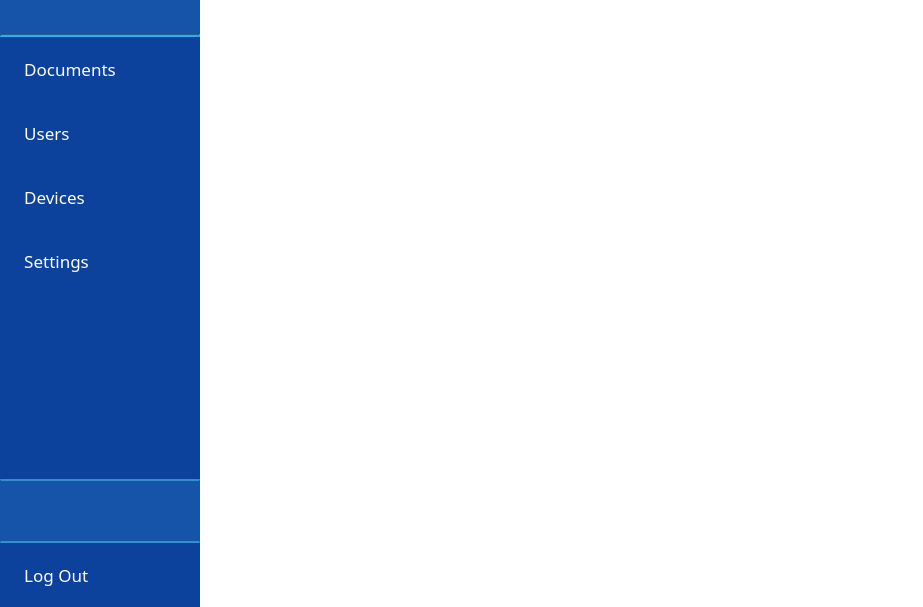
Above: parsec/core/gui/forms/main_window.ui from Scille/parsec-cloud before the change. Below: the same form after it.
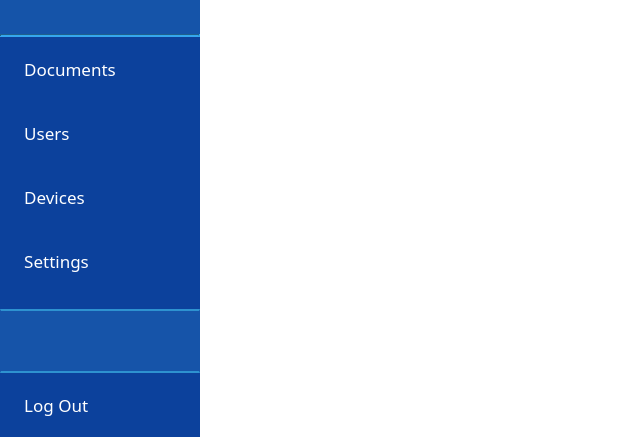
That is the form after the change. Icons and pictures are not drawn.

```diff
--- a/parsec/core/gui/forms/main_window.ui
+++ b/parsec/core/gui/forms/main_window.ui
@@ -6,8 +6,8 @@
    <rect>
     <x>0</x>
     <y>0</y>
-    <width>923</width>
-    <height>607</height>
+    <width>636</width>
+    <height>437</height>
    </rect>
   </property>
   <property name="windowTitle">
```
Left out of the diff: 2 changed lines with no effect on the pictures.
